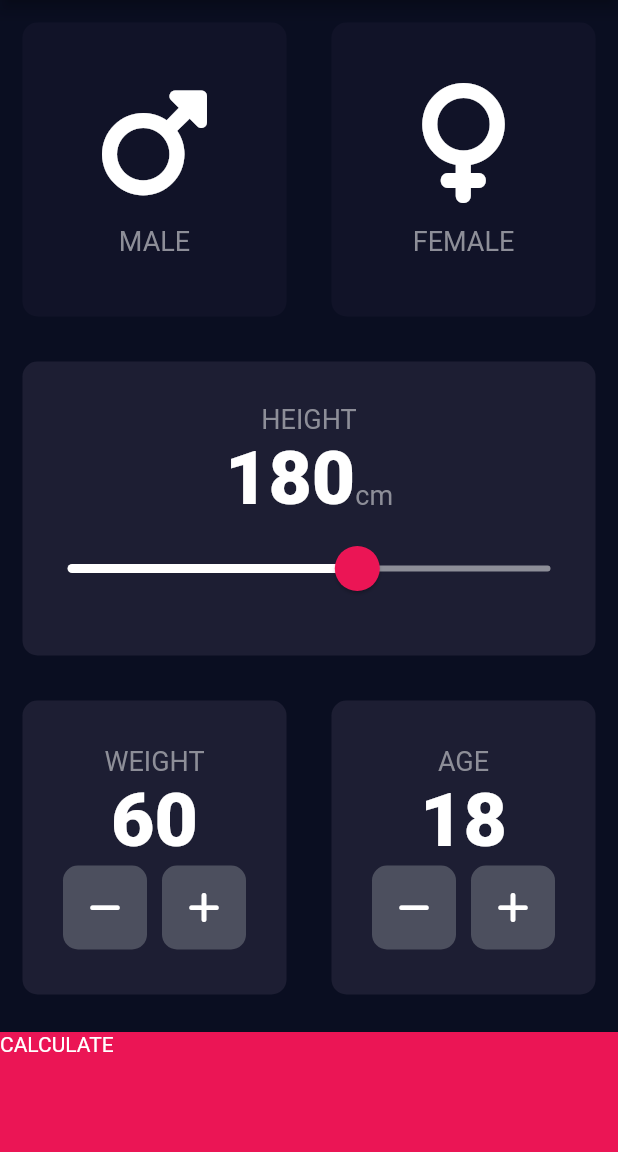
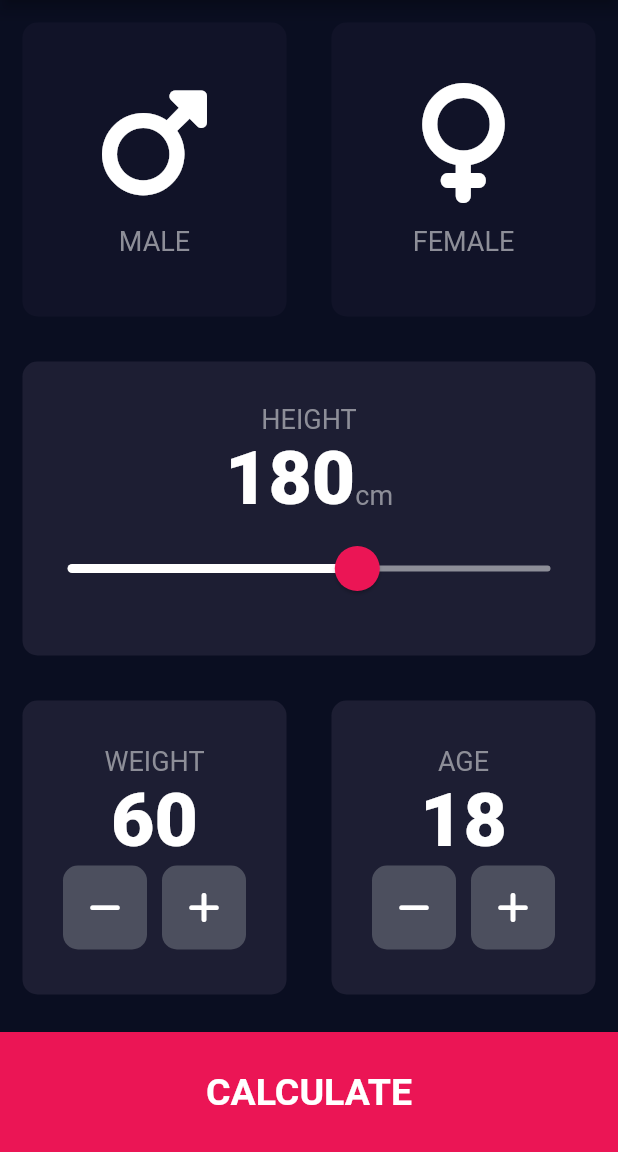
Before and after one commit to RamonOliveira95/section12_bmi_calculator_flutter, a Flutter app: the screen it shows after launch, on a phone screen of 412 x 824 dp, the part 84-1236 px from its top. Run offline on Flutter 3.47's test engine with Material 2 defaults, Android fonts, the phone set to English and light mode, and no system bars; our stand-ins replace font_awesome_flutter.

Commit message:
style: 💄 calculate button

```diff
--- a/lib/contants.dart
+++ b/lib/contants.dart
@@ -14,3 +14,8 @@ const kNumberTextStyle = TextStyle(
   fontSize: 50,
   fontWeight: FontWeight.w900,
 );
+
+const kLargeButtonTextStyle = TextStyle(
+  fontSize: 25,
+  fontWeight: FontWeight.bold,
+);
--- a/lib/input_page.dart
+++ b/lib/input_page.dart
@@ -225,7 +225,12 @@ class _InputPageState extends State<InputPage> {
               margin: const EdgeInsets.only(top: 10),
               width: double.infinity,
               height: kBottomContainerHeih,
-              child: const Text('CALCULATE'),
+              child: const Center(
+                child: Text(
+                  'CALCULATE',
+                  style: kLargeButtonTextStyle,
+                ),
+              ),
             ),
           ),
         ],
```
Also changed, not shown: 1 other file.
